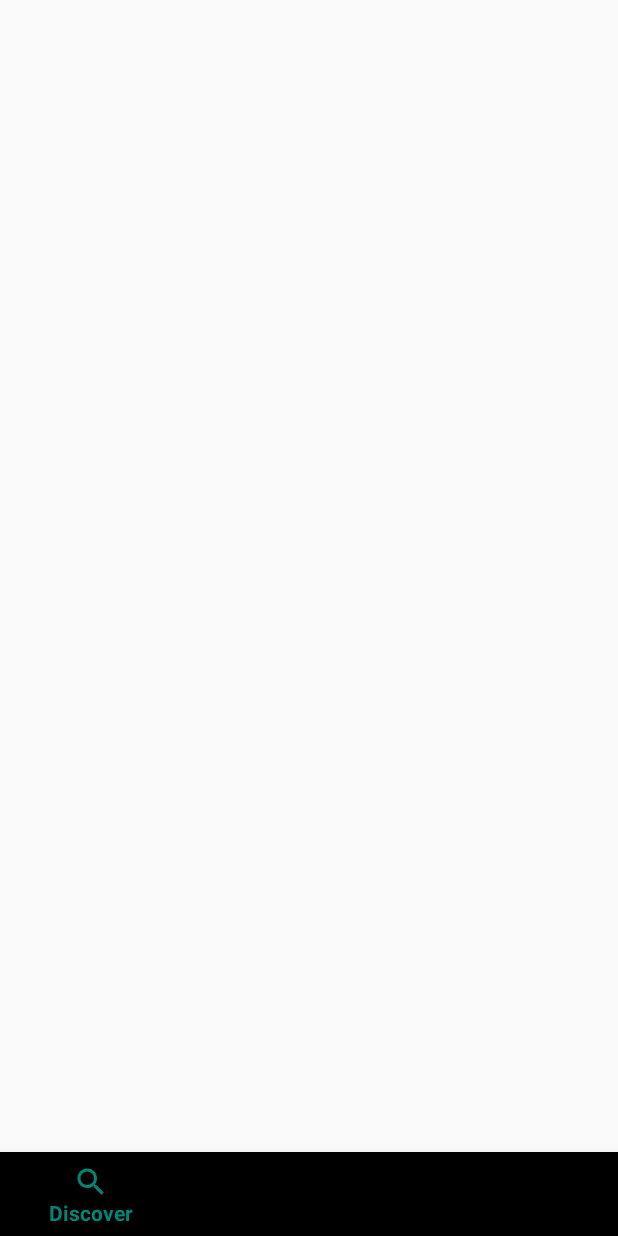
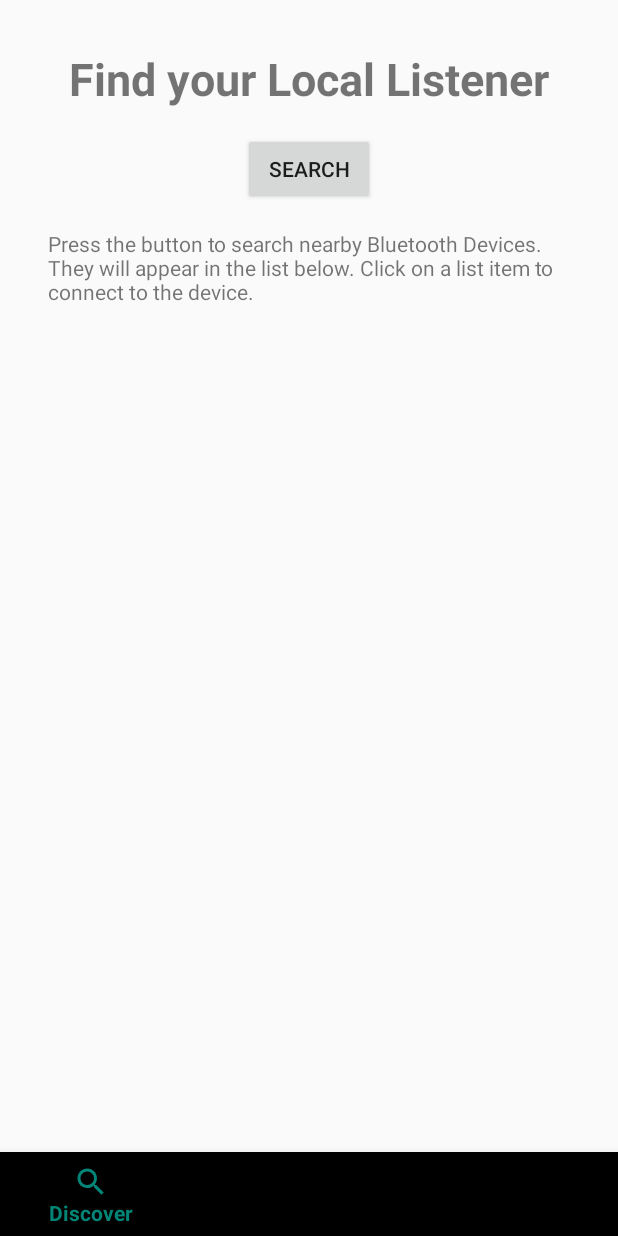
Before and after one commit to programCounter/Aesir-Android, an Android app: the screen it shows after launch (MainActivity), on a phone screen of 412 x 824 dp. Run offline under Robolectric (Android 15) with nearby library versions, the phone set to English and light mode, and no system bars; 1 statement that could not run was skipped.

Commit message:
Button OnClickListener working inside of fragment

```diff
--- a/app/build.gradle
+++ b/app/build.gradle
@@ -11,8 +11,8 @@ android {
         applicationId "com.example.aesir"
         minSdkVersion 21
         targetSdkVersion 29
-        versionCode 9
-        versionName "PR.2019.10.04"
+        versionCode 10
+        versionName "PR.2019.10.07"
         testInstrumentationRunner "androidx.test.runner.AndroidJUnitRunner"
     }
     buildTypes {
--- /dev/null
+++ b/app/src/main/java/com/example/aesir/DiscoverDevicesFragment.kt
@@ -0,0 +1,46 @@
+package com.example.aesir
+
+import android.content.Context
+import android.os.Bundle
+import android.view.LayoutInflater
+import android.view.View
+import android.view.ViewGroup
+import androidx.fragment.app.Fragment
+import kotlinx.android.synthetic.main.discover_devices_fragment.*
+
+class DiscoverDevicesFragment : Fragment() {
+    private lateinit var listener: OnSearchButtonPressed
+
+    override fun onCreateView(
+        inflater: LayoutInflater,
+        container: ViewGroup?,
+        savedInstanceState: Bundle?
+    ): View {
+        //Inflate the layout for this fragment
+        return inflater.inflate(R.layout.discover_devices_fragment, container, false)
+    }
+
+    override fun onViewCreated(view: View, savedInstanceState: Bundle?) {
+        super.onViewCreated(view, savedInstanceState)
+
+        search.setOnClickListener {
+            listener.OnButtonPressed()
+        }
+    }
+
+    override fun onAttach(context: Context?) {
+        super.onAttach(context)
+
+        if (context is OnSearchButtonPressed) {
+            listener = context
+        }
+        else {
+            throw ClassCastException(context.toString() + "must implement OnSearchButtonPressed!")
+        }
+    }
+
+    // Container Activity must impliment this interface
+    interface OnSearchButtonPressed {
+        fun OnButtonPressed()
+    }
+}
--- a/app/src/main/java/com/example/aesir/MainActivity.kt
+++ b/app/src/main/java/com/example/aesir/MainActivity.kt
@@ -1,9 +1,9 @@
 /*
 File Name: MainActivity.kt
 Author: Riley Larche
-Date Updated: 2019-09-27
+Date Updated: 2019-10-07
 Android Studio Version:
-Tested on Android Version: 10
+Tested on Android Version: 10 and 8
 
 Logic for MainActivity in app Aesir is contained in this file.
  */
@@ -14,34 +14,70 @@ Logic for MainActivity in app Aesir is contained in this file.
 //Packages and Imports
 package com.example.aesir
 
+import android.app.Activity
+import android.bluetooth.*
+import android.bluetooth.le.ScanResult
+import android.content.Context
+import android.content.Intent
+import android.content.pm.PackageManager
 import androidx.appcompat.app.AppCompatActivity
 import android.os.Bundle
 import android.view.LayoutInflater
 import android.view.MenuItem
 import android.view.View
 import android.view.ViewGroup
+import android.widget.AdapterView
+import android.widget.Button
+import android.widget.ListView
+import androidx.core.app.ActivityCompat
+import androidx.core.content.ContextCompat
 import androidx.fragment.app.Fragment
 import androidx.fragment.app.FragmentManager
 import com.google.android.material.bottomnavigation.BottomNavigationView
+import kotlinx.android.synthetic.main.discover_devices_fragment.*
 
 
-class MainActivity : AppCompatActivity() {
-    //Public (Default) variables and values
+class MainActivity : AppCompatActivity(), DiscoverDevicesFragment.OnSearchButtonPressed {
+    // Public (Default) variables and values
 
 
-    //Private variables and values
-    //private val requestAccessFineLocation: Int = 0
-    //private val requestEnableBt: Int = 1
-    //private var bluetoothGatt: BluetoothGatt? = null
-    private var previous_fragment: MenuItem? = null
-
-    //Used classes
-    private val tools = Tools(this)
-    //private val mBTLEAdapter = BluetoothLEAdapter(this)
-    //private val mGattCallback = GattCallback()
+    // Private variables and values
+    private val requestAccessFineLocation: Int = 0
+    private val requestEnableBt: Int = 1
+    private var bluetoothGatt: BluetoothGatt? = null
+    private var previousFragment: MenuItem? = null
 
 
-    //Functions
+    // Used classes
+    val tools = Tools(this)
+    private val mBTLEAdapter = BluetoothLEAdapter(this)
+    private val mGattCallback = GattCallback()
+    private val discoverFrag: Fragment = DiscoverDevicesFragment()
+    private val setupFrag: Fragment = SetupFragment()
+    private val debugFrag: Fragment = DebugFragment()
+    private val infoFrag: Fragment = InfoFragment()
+
+
+    // Functions
+    override fun onStart() {
+        super.onStart()
+
+        //Check for permissions right as the app starts
+        if (ContextCompat.checkSelfPermission(
+                this,
+                android.Manifest.permission.ACCESS_FINE_LOCATION
+            ) == PackageManager.PERMISSION_DENIED
+        ) {
+            // Permission is not granted, request access to permission
+            // Request the permission be granted
+            ActivityCompat.requestPermissions(
+                this,
+                arrayOf(android.Manifest.permission.ACCESS_FINE_LOCATION),
+                requestAccessFineLocation
+            )
+        }
+    }
+
     override fun onCreate(savedInstanceState: Bundle?) {
         super.onCreate(savedInstanceState)
         this.supportActionBar?.hide()
@@ -52,57 +88,28 @@ class MainActivity : AppCompatActivity() {
         //OnClick handlers for Navigation Bar
         val navBar = findViewById<BottomNavigationView>(R.id.bottomNavigationView)
 
-        val itemSelectedListener = BottomNavigationView.OnNavigationItemSelectedListener { menuItem ->
+        //What to do, when an item in the NavBar is clicked
+        val itemSelectedListener =
+            BottomNavigationView.OnNavigationItemSelectedListener { menuItem ->
+                // Comparable to switch case
                 when (menuItem.itemId) {
                     R.id.navigation_discover -> {
-                    //Make sure that we wont re-draw the same fragment
-                    if (menuItem.itemId != previous_fragment?.itemId) {
-                        val fragment = Discover_Devices_Fragment()
-                        //fragmentManager.beginTransaction().replace(R.id.frame, fragment, fragment.javaClass.simpleName).commit()
-                        val transaction = fragmentManager.beginTransaction().apply {
-                            replace(R.id.frame, fragment)
-                            addToBackStack(null)
-                        }
-                        transaction.commit()
-                        previous_fragment = menuItem
-                        tools.showToast("You clicked Discover!")
+                        changeFragment(fragmentManager, discoverFrag, menuItem, 0)
                         return@OnNavigationItemSelectedListener true
-                    }
                     }
 
                     R.id.navigation_setup -> {
-                    val fragment = Setup_Fragment()
-                    //fragmentManager.beginTransaction().replace(R.id.fragment, fragment, fragment.javaClass.simpleName).commit()
-                    val transaction = fragmentManager.beginTransaction().apply {
-                        replace(R.id.frame, fragment)
-                        addToBackStack(null)
-                    }
-                    transaction.commit()
-                    tools.showToast("You clicked Setup!")
+                        changeFragment(fragmentManager, setupFrag, menuItem, 0)
                         return@OnNavigationItemSelectedListener true
                     }
 
                     R.id.navigation_debug -> {
-                    val fragment = Debug_Fragment()
-                    //fragmentManager.beginTransaction().replace(R.id.frame, fragment, fragment.javaClass.simpleName).commit()
-                    val transaction = fragmentManager.beginTransaction().apply {
-                        replace(R.id.frame, fragment)
-                        addToBackStack(null)
-                    }
-                    transaction.commit()
-                    tools.showToast("You clicked Debug!")
+                        changeFragment(fragmentManager, debugFrag, menuItem, 0)
                         return@OnNavigationItemSelectedListener true
                     }
 
                     R.id.navigation_info -> {
-                    val fragment = Info_Fragment()
-                    //fragmentManager.beginTransaction().replace(R.id.frame, fragment, fragment.javaClass.simpleName).commit()
-                    val transaction = fragmentManager.beginTransaction().apply {
-                        replace(R.id.frame, fragment)
-                        addToBackStack(null)
-                    }
-                    transaction.commit()
-                    tools.showToast("You clicked Info!")
+                        changeFragment(fragmentManager, infoFrag, menuItem, 0)
                         return@OnNavigationItemSelectedListener true
                     }
                 }
@@ -110,52 +117,44 @@ class MainActivity : AppCompatActivity() {
                 false
             }
 
+        //Set the onClick listener to the object defined above
         navBar.setOnNavigationItemSelectedListener(itemSelectedListener)
-/*
-        /*
-        Move auto run functions like permission checking and first search to onStart()?
-        User would see the UI before those functions start. Might make for more responsive UX.
-         */
 
-        //Check permissions
-        if (ContextCompat.checkSelfPermission(this, android.Manifest.permission.ACCESS_FINE_LOCATION) == PackageManager.PERMISSION_DENIED) {
-            // Permission is not granted, request access to permission
+        //Start with the discover fragment when the app opens
+        changeFragment(fragmentManager, discoverFrag, null, 1)
 
-            //Request the permission be granted
-            ActivityCompat.requestPermissions(this, arrayOf(android.Manifest.permission.ACCESS_FINE_LOCATION), requestAccessFineLocation)
-        }
+        //Find and reference items in Discover Fragment
+        val searchButton = findViewById<Button>(R.id.search)
+        val deviceList = findViewById<ListView>(R.id.device_list)
 
         //Find bluetooth device and populate list right as app starts
         val mBluetoothAdapter = mBTLEAdapter.getBluetooth()
         mBTLEAdapter.findBluetoothDevices(mBluetoothAdapter)
 
-        //Find and reference items in Activity
-        val searchButton = findViewById<Button>(R.id.search)
-        val deviceList = findViewById<ListView>(R.id.device_list)
-        val closeConnection = findViewById<Button>(R.id.close_gatt)
+        //Update parameters for items in Discover's View
+        //searchButton.setOnClickListener {
+        //    tools.showToast("Searching for Devices...")
+        //    mBTLEAdapter.findBluetoothDevices(mBluetoothAdapter)
+        //}
 
-        //Update parameters for items in the View
-        searchButton.setOnClickListener{
-            mBTLEAdapter.findBluetoothDevices(mBluetoothAdapter)
-        }
-
-        deviceList.onItemClickListener = AdapterView.OnItemClickListener { parent, _, position, _ ->
+        deviceList?.onItemClickListener =
+            AdapterView.OnItemClickListener { parent, _, position, _ ->
                 val clickedItem = parent.getItemAtPosition(position) as ScanResult
                 val name = clickedItem.device.address
                 tools.showToast("You clicked: $name")
 
-            bluetoothGatt = clickedItem.device.connectGatt(this@MainActivity, false, mGattCallback)
+                bluetoothGatt =
+                    clickedItem.device.connectGatt(this@MainActivity, false, mGattCallback)
                 val attempt = bluetoothGatt?.discoverServices()
                 if (attempt == true) {
                     tools.showToast("Attempt made success")
                 }
             }
+    }
 
-        closeConnection.setOnClickListener {
-            bluetoothGatt?.disconnect()
-            bluetoothGatt?.close()
-            tools.showToast("GATT Connection closed.")
-        }
+    override fun OnButtonPressed() {
+        tools.showToast("Searching for Devices...")
+        //mBTLEAdapter.findBluetoothDevices(mBluetoothAdapter)
     }
 
     override fun onDestroy() {
@@ -173,16 +172,33 @@ class MainActivity : AppCompatActivity() {
     }
 
     private fun displayPermissionStatus(permissionName: String, resultCode: Int) {
-        if (resultCode == Activity.RESULT_OK){
+        if (resultCode == Activity.RESULT_OK) {
             tools.showToast("$permissionName granted.")
-        }
-        else {
+        } else {
             tools.showToast("$permissionName NOT granted.")
         }
     }
 
+    private fun changeFragment(
+        fragmentManager: FragmentManager,
+        fragmentToDisplay: Fragment,
+        menuItem: MenuItem?,
+        isLaunch: Int
+    ) {
+        //Ensure that we are not navigating to the same fragment and then replace the view with the desired fragment
+        if ((menuItem?.itemId != previousFragment?.itemId) || (isLaunch == 1)) {
+            val transaction = fragmentManager.beginTransaction().apply {
+                replace(R.id.frame, fragmentToDisplay)
+                addToBackStack(null)
+            }
 
-    inner class GattCallback: BluetoothGattCallback() {
+            transaction.commit()
+            previousFragment = menuItem
+        }
+    }
+
+
+    inner class GattCallback : BluetoothGattCallback() {
         override fun onConnectionStateChange(gatt: BluetoothGatt, status: Int, newState: Int) {
             super.onConnectionStateChange(gatt, status, newState)
 
@@ -195,47 +211,39 @@ class MainActivity : AppCompatActivity() {
         override fun onServicesDiscovered(gatt: BluetoothGatt?, status: Int) {
             super.onServicesDiscovered(gatt, status)
             if (status == 0) {
-                val mServices = gatt?.services
-
+                //val mServices = gatt?.services
+                tools.showToast("I found some yummy services!")
             }
         }
 
-        override fun onCharacteristicChanged(gatt: BluetoothGatt, characteristic: BluetoothGattCharacteristic) {
+        override fun onCharacteristicChanged(
+            gatt: BluetoothGatt,
+            characteristic: BluetoothGattCharacteristic
+        ) {
             //"Notification"
 
         }
 
-        override fun onCharacteristicRead(gatt: BluetoothGatt, characteristic: BluetoothGattCharacteristic, status: Int) {
+        override fun onCharacteristicRead(
+            gatt: BluetoothGatt,
+            characteristic: BluetoothGattCharacteristic,
+            status: Int
+        ) {
 
         }
 
-        override fun onDescriptorRead(gatt: BluetoothGatt, descriptor: BluetoothGattDescriptor, status: Int) {
+        override fun onDescriptorRead(
+            gatt: BluetoothGatt,
+            descriptor: BluetoothGattDescriptor,
+            status: Int
+        ) {
 
-        }*/
         }
-
-    fun ChangeFragment(fragmentManager: FragmentManager, fragmentToDisplay: Fragment) {
-        val transaction = fragmentManager.beginTransaction().apply {
-            replace(R.id.frame, fragmentToDisplay)
-            addToBackStack(null)
-        }
-
-        transaction.commit()
-    }
-
-    //Fragment Inner Classes
-    class Discover_Devices_Fragment : Fragment() {
-        override fun onCreateView(
-            inflater: LayoutInflater,
-            container: ViewGroup?,
-            savedInstanceState: Bundle?
-        ): View {
-            //Inflate the layout for this fragment
-            return inflater.inflate(R.layout.discover_devices_fragment, container, false)
     }
 }
 
-    class Setup_Fragment : Fragment() {
+//Fragment Classes
+class SetupFragment : Fragment() {
     override fun onCreateView(
         inflater: LayoutInflater,
         container: ViewGroup?,
@@ -244,13 +252,9 @@ class MainActivity : AppCompatActivity() {
         //Inflate the layout for this fragment
         return inflater.inflate(R.layout.setup_fragment, container, false)
     }
-
-        override fun onActivityCreated(savedInstanceState: Bundle?) {
-            super.onActivityCreated(savedInstanceState)
-        }
 }
 
-    class Debug_Fragment : Fragment() {
+class DebugFragment : Fragment() {
     override fun onCreateView(
         inflater: LayoutInflater,
         container: ViewGroup?,
@@ -259,13 +263,9 @@ class MainActivity : AppCompatActivity() {
         //Inflate the layout for this fragment
         return inflater.inflate(R.layout.debug_fragment, container, false)
     }
-
-        override fun onActivityCreated(savedInstanceState: Bundle?) {
-            super.onActivityCreated(savedInstanceState)
-        }
 }
 
-    class Info_Fragment : Fragment() {
+class InfoFragment : Fragment() {
     override fun onCreateView(
         inflater: LayoutInflater,
         container: ViewGroup?,
@@ -274,9 +274,4 @@ class MainActivity : AppCompatActivity() {
         //Inflate the layout for this fragment
         return inflater.inflate(R.layout.info_fragment, container, false)
     }
-
-        override fun onActivityCreated(savedInstanceState: Bundle?) {
-            super.onActivityCreated(savedInstanceState)
 }
-    }
-}
--- a/app/src/main/res/layout/discover_devices_fragment.xml
+++ b/app/src/main/res/layout/discover_devices_fragment.xml
@@ -5,28 +5,16 @@
     xmlns:app="http://schemas.android.com/apk/res-auto"
     xmlns:tools="http://schemas.android.com/tools">
 
-    <ImageView
-        android:id="@+id/imageView"
-        android:layout_width="wrap_content"
-        android:layout_height="wrap_content"
-        android:layout_marginTop="74dp"
-        android:contentDescription="@string/image_description_string"
-        app:layout_constraintEnd_toEndOf="parent"
-        app:layout_constraintStart_toStartOf="parent"
-        app:layout_constraintTop_toTopOf="parent"
-        app:srcCompat="@mipmap/ic_launcher_round"
-        tools:srcCompat="@mipmap/ic_launcher_round" />
-
     <Button
         android:id="@+id/search"
         android:layout_width="wrap_content"
         android:layout_height="wrap_content"
-        android:layout_marginTop="32dp"
+        android:layout_marginTop="16dp"
         android:text="@string/search_button_text"
         app:layout_constraintEnd_toEndOf="parent"
         app:layout_constraintHorizontal_bias="0.5"
         app:layout_constraintStart_toStartOf="parent"
-        app:layout_constraintTop_toBottomOf="@+id/imageView" />
+        app:layout_constraintTop_toBottomOf="@+id/textView5" />
 
     <ListView
         android:id="@+id/device_list"
@@ -58,12 +46,16 @@
         app:layout_constraintStart_toStartOf="parent"
         app:layout_constraintTop_toBottomOf="@+id/search" />
 
-    <Button
-        android:id="@+id/close_gatt"
+    <TextView
+        android:id="@+id/textView5"
         android:layout_width="wrap_content"
         android:layout_height="wrap_content"
-        android:text="CLOSE GATT"
-        tools:layout_editor_absoluteX="288dp"
-        tools:layout_editor_absoluteY="23dp" />
+        android:layout_marginTop="32dp"
+        android:text="@string/discovery_fragment_title"
+        android:textSize="30sp"
+        android:textStyle="bold"
+        app:layout_constraintEnd_toEndOf="parent"
+        app:layout_constraintStart_toStartOf="parent"
+        app:layout_constraintTop_toTopOf="parent" />
 
 </androidx.constraintlayout.widget.ConstraintLayout>
--- a/app/src/main/res/values/strings.xml
+++ b/app/src/main/res/values/strings.xml
@@ -8,11 +8,13 @@
     <string name="navigation_info">Info</string>
 
     <!-- Main Activity Strings -->
+
+    <!-- Discover Fragment Strings -->
+    <string name="discovery_fragment_title">Find your Local Listener</string>
     <string name="search_button_text">Search</string>
-    <string name="stop_button_text">Stop Searching</string>
     <string name="search_list_description">Press the button to search nearby Bluetooth Devices.
     They will appear in the list below. Click on a list item to connect to the device.</string>
-    <string name="image_description_string">An image is placed here.</string>
+    <string name="image_description_string">Device Icon Here</string>
 
     <!-- Strings for DeviceScanActivity -->
     <string name="unknown_device">Unknown Device</string>
```
Lines whose indentation alone changed are shown as unchanged.
